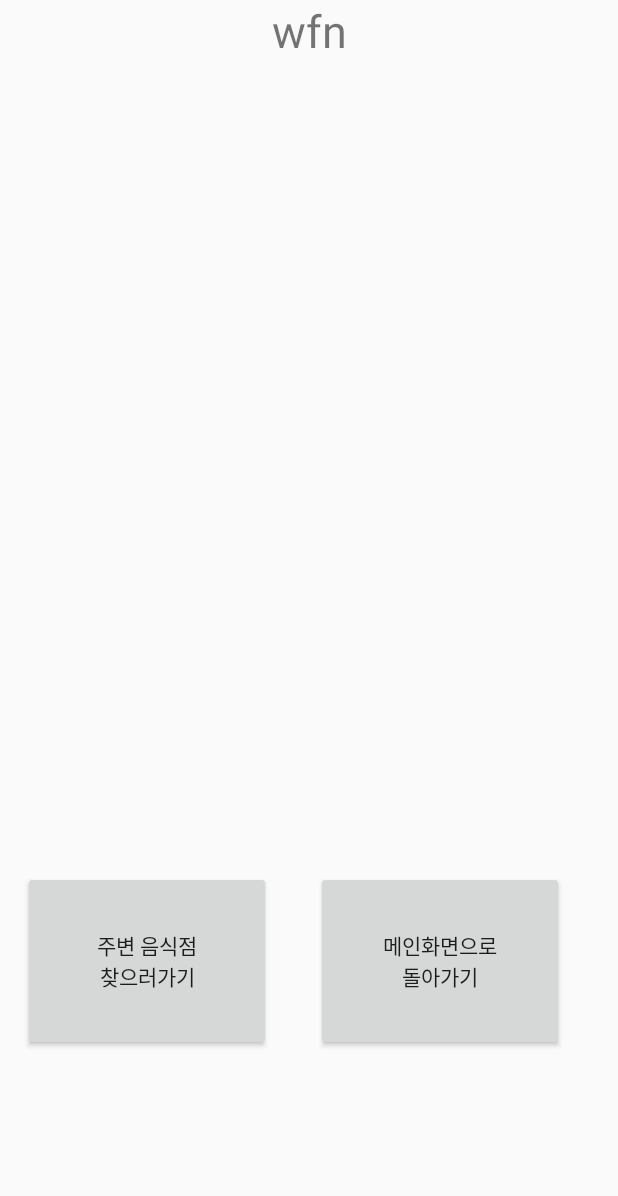
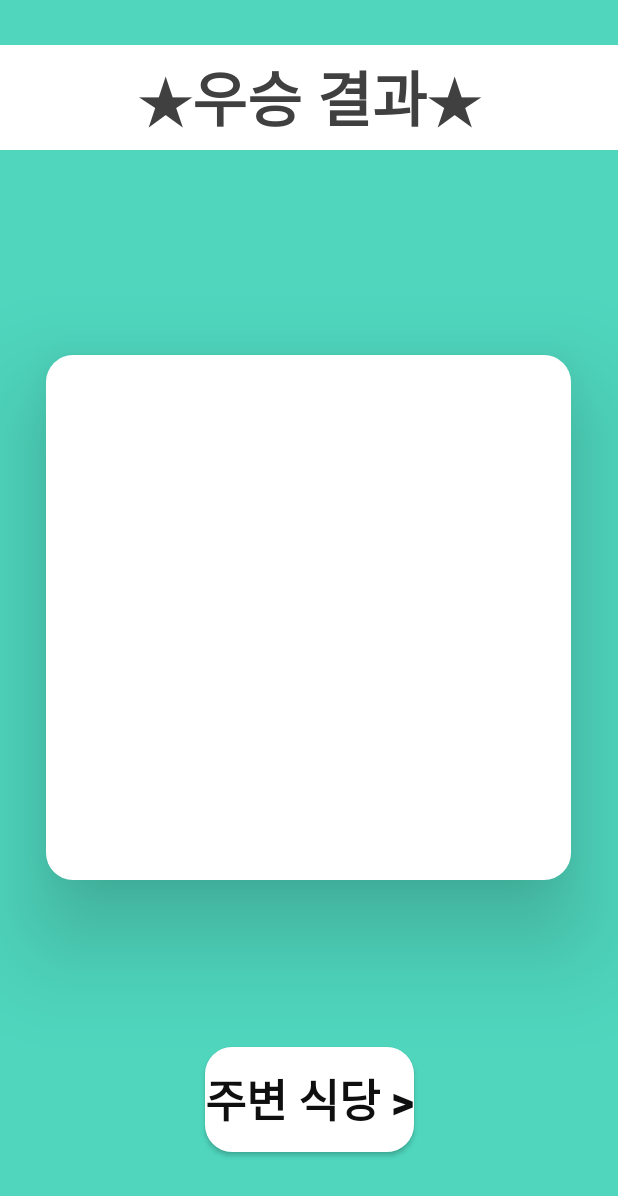
Before and after one commit to notecase17/kr.ac.kumoh.lunchpick, an Android app: the WinnerActivity screen opened directly, with no data from a screen before it, on a phone screen of 412 x 824 dp. Shown: the top 1196 px of the screen. Run offline under Robolectric (Android 15) with nearby library versions, the phone set to English and light mode, and no system bars; pictures from the network do not load; 3 statements that could not run were skipped.

Commit message:
UI적용

```diff
--- a/app/src/main/java/kr/ac/kumoh/lunchpick/WinnerActivity.kt
+++ b/app/src/main/java/kr/ac/kumoh/lunchpick/WinnerActivity.kt
@@ -19,16 +19,13 @@ class WinnerActivity : AppCompatActivity() {
         val intent: Intent = intent
         val fd :food = intent.getSerializableExtra("winner") as food
 
-        binding.winnerFoodName.text = "우    \"" + fd!!.name + "\"    승"
-        Glide.with(this).load("${url}images/${fd!!.ima}").into(binding.WFimage)
-        binding.WFText.text = fd!!.name
+        binding.ivFoodname.text = fd.name
+        Glide.with(this).load("${url}images/${fd!!.ima}").into(binding.ivFoodImg)
 
-        binding.WFR.setOnClickListener {
+        binding.FindRestaurant.setOnClickListener {
             val intent = Intent(this, ContentsListActivity::class.java)
             startActivity(intent)
             finish()
         }
-
-
     }
 }
--- /dev/null
+++ b/app/src/main/res/drawable-v24/ic_baseline_star_24.xml
@@ -0,0 +1,5 @@
+<vector android:height="24dp" android:tint="#6F6F6F"
+    android:viewportHeight="24" android:viewportWidth="24"
+    android:width="24dp" xmlns:android="http://schemas.android.com/apk/res/android">
+    <path android:fillColor="@android:color/white" android:pathData="M12,17.27L18.18,21l-1.64,-7.03L22,9.24l-7.19,-0.61L12,2 9.19,8.63 2,9.24l5.46,4.73L5.82,21z"/>
+</vector>
--- /dev/null
+++ b/app/src/main/res/drawable-v24/ic_baseline_star_border_24.xml
@@ -0,0 +1,5 @@
+<vector android:height="24dp" android:tint="#6F6F6F"
+    android:viewportHeight="24" android:viewportWidth="24"
+    android:width="24dp" xmlns:android="http://schemas.android.com/apk/res/android">
+    <path android:fillColor="@android:color/white" android:pathData="M22,9.24l-7.19,-0.62L12,2 9.19,8.63 2,9.24l5.46,4.73L5.82,21 12,17.27 18.18,21l-1.63,-7.03L22,9.24zM12,15.4l-3.76,2.27 1,-4.28 -3.32,-2.88 4.38,-0.38L12,6.1l1.71,4.04 4.38,0.38 -3.32,2.88 1,4.28L12,15.4z"/>
+</vector>
--- /dev/null
+++ b/app/src/main/res/drawable-v24/whiteBox_round.xml
@@ -0,0 +1,10 @@
+<?xml version="1.0" encoding="utf-8"?>
+<shape xmlns:android="http://schemas.android.com/apk/res/android">
+    <solid
+        android:color="#FFFFFF" />
+    <corners
+        android:topLeftRadius="18dp"
+        android:topRightRadius="18dp"
+        android:bottomLeftRadius="18dp"
+        android:bottomRightRadius="18dp" />
+</shape>
--- a/app/src/main/res/layout/activity_winner.xml
+++ b/app/src/main/res/layout/activity_winner.xml
@@ -1,58 +1,65 @@
 <?xml version="1.0" encoding="utf-8"?>
 <androidx.constraintlayout.widget.ConstraintLayout xmlns:android="http://schemas.android.com/apk/res/android"
+    xmlns:app="http://schemas.android.com/apk/res-auto"
+    xmlns:tools="http://schemas.android.com/tools"
     android:layout_width="match_parent"
-    android:layout_height="match_parent">
+    android:layout_height="match_parent"
+    android:background="#4FD6BD">
 
-    <LinearLayout
+    <TextView
+        android:id="@+id/tv_activityName"
         android:layout_width="match_parent"
-        android:layout_height="match_parent"
-        android:orientation="vertical">
+        android:layout_height="70dp"
+        android:layout_marginTop="30dp"
+        android:gravity="center"
+        android:background="#FFFFFF"
+        android:textColor="#404040"
+        android:textStyle="bold"
+        android:textSize="40sp"
+        android:text="★우승 결과★"
+        app:layout_constraintTop_toTopOf="parent"/>
 
+    <FrameLayout
+        android:layout_width="match_parent"
+        android:layout_height="match_parent">
+        <ImageView
+            android:id="@+id/iv_background"
+            android:layout_width="350dp"
+            android:layout_height="350dp"
+            android:layout_gravity="center"
+            android:elevation="40dp"
+            android:background="@drawable/whiteBox_round"/>
+        <ImageView
+            android:id="@+id/iv_foodImg"
+            android:layout_width="268dp"
+            android:layout_height="190dp"
+            android:layout_marginBottom="42dp"
+            android:layout_gravity="center"/>
         <TextView
-            android:layout_width="match_parent"
-            android:layout_height="40dp"
-            android:layout_marginTop="0dp"
-            android:gravity="center_horizontal"
-            android:id="@+id/winner_food_name"
-            android:textSize="30sp"
-            android:text="wfn"
-            />
+            android:id="@+id/iv_Foodname"
+            android:layout_width="wrap_content"
+            android:layout_height="wrap_content"
+            android:layout_marginTop="110dp"
+            android:layout_gravity="center"
+            android:textSize="40sp"
+            android:textStyle="bold"
+            android:textColor="#0F0F0F"
+            android:text="음식 이름"/>
+    </FrameLayout>
 
-        <ImageView
-            android:id="@+id/WFimage"
-            android:layout_width="match_parent"
-            android:layout_height="450dp"
-            android:layout_marginTop="35dp"
-            android:gravity="bottom|center_horizontal"/>
-
-        <TextView
-            android:id="@+id/WF_text"
-            android:layout_width="match_parent"
-            android:layout_height="30dp"
-            android:gravity="bottom|center_horizontal"/>
-
-        <LinearLayout
-            android:layout_width="match_parent"
-            android:layout_height="180dp"
-            android:orientation="horizontal">
-
-            <Button
-                android:id="@+id/WFR"
-                android:layout_marginTop="25dp"
-                android:layout_marginLeft="15dp"
-                android:layout_width="165dp"
-                android:layout_height="120dp"
-                android:text="주변 음식점\n찾으러가기"/>
-
-            <Button
-                android:id="@+id/GoFront"
-                android:layout_marginTop="25dp"
-                android:layout_marginLeft="30dp"
-                android:layout_width="165dp"
-                android:layout_height="120dp"
-                android:text="메인화면으로\n돌아가기"/>
-
-        </LinearLayout>
-    </LinearLayout>
+    <Button
+        android:id="@+id/FindRestaurant"
+        android:layout_width="wrap_content"
+        android:layout_height="70dp"
+        android:background="@drawable/whiteBox_round"
+        android:elevation="30dp"
+        android:textColor="#0F0F0F"
+        android:textSize="30sp"
+        android:textStyle="bold"
+        android:text="주변 식당 >"
+        android:layout_marginBottom="56dp"
+        app:layout_constraintRight_toRightOf="parent"
+        app:layout_constraintLeft_toLeftOf="parent"
+        app:layout_constraintBottom_toBottomOf="parent"/>
 
 </androidx.constraintlayout.widget.ConstraintLayout>
```
Also changed, not shown: app/src/main/java/kr/ac/kumoh/lunchpick/GameActivity.kt (+21 -14 lines), app/src/main/res/layout/activity_game.xml (+90 -34 lines).
